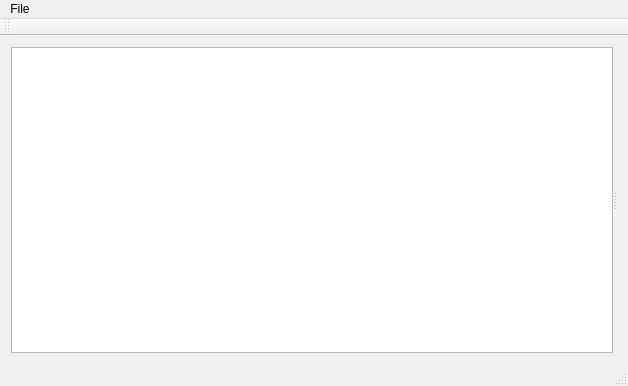
The window that sources/mainwindow.ui (jose94752/ClipEdit) describes before a commit, drawn with Qt 5.
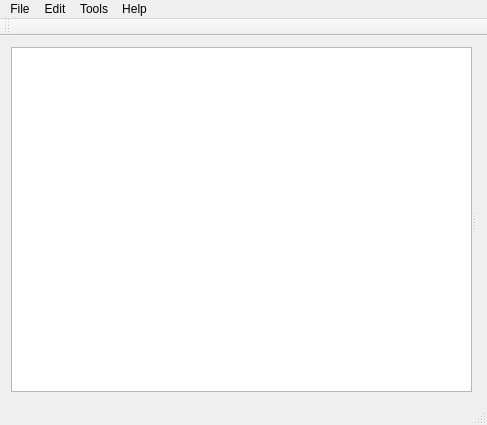
The same window after the commit. Custom widgets are drawn as their Qt base class.

Commit message: Edit mainwindow (cpp, h, ui) and textboxes

Patch:
```diff
--- a/sources/mainwindow.ui
+++ b/sources/mainwindow.ui
@@ -6,8 +6,8 @@
    <rect>
     <x>0</x>
     <y>0</y>
-    <width>628</width>
-    <height>386</height>
+    <width>487</width>
+    <height>425</height>
    </rect>
   </property>
   <property name="windowTitle">
@@ -44,7 +44,7 @@
     <rect>
      <x>0</x>
      <y>0</y>
-     <width>628</width>
+     <width>487</width>
      <height>22</height>
     </rect>
    </property>
@@ -55,8 +55,50 @@
     <addaction name="actionSave"/>
     <addaction name="actionOpen"/>
     <addaction name="actionExports"/>
+    <addaction name="actionExit"/>
+   </widget>
+   <widget class="QMenu" name="menuTools">
+    <property name="title">
+     <string>Tools</string>
+    </property>
+    <widget class="QMenu" name="menuInsert">
+     <property name="title">
+      <string>Insert</string>
+     </property>
+     <addaction name="actionArrow"/>
+     <addaction name="actionCharts"/>
+     <addaction name="actionCliparts"/>
+     <addaction name="actionNumbered_Bullets"/>
+     <addaction name="actionPicture"/>
+     <addaction name="actionTextBox"/>
+    </widget>
+    <widget class="QMenu" name="menuLayers">
+     <property name="title">
+      <string>Layers</string>
+     </property>
+     <addaction name="actionNew_layer_2"/>
+     <addaction name="actionRemove_layer"/>
+     <addaction name="actionMerge_down"/>
+    </widget>
+    <addaction name="menuInsert"/>
+    <addaction name="separator"/>
+    <addaction name="menuLayers"/>
+   </widget>
+   <widget class="QMenu" name="menuHelp">
+    <property name="title">
+     <string>Help</string>
+    </property>
+    <addaction name="actionAbout"/>
+   </widget>
+   <widget class="QMenu" name="menuEdit">
+    <property name="title">
+     <string>Edit</string>
+    </property>
    </widget>
    <addaction name="menufile"/>
+   <addaction name="menuEdit"/>
+   <addaction name="menuTools"/>
+   <addaction name="menuHelp"/>
   </widget>
   <widget class="QToolBar" name="mainToolBar">
    <attribute name="toolBarArea">
```
Left out of the diff: 74 changed lines with no effect on the pictures. The commit also changes 5 other files.
